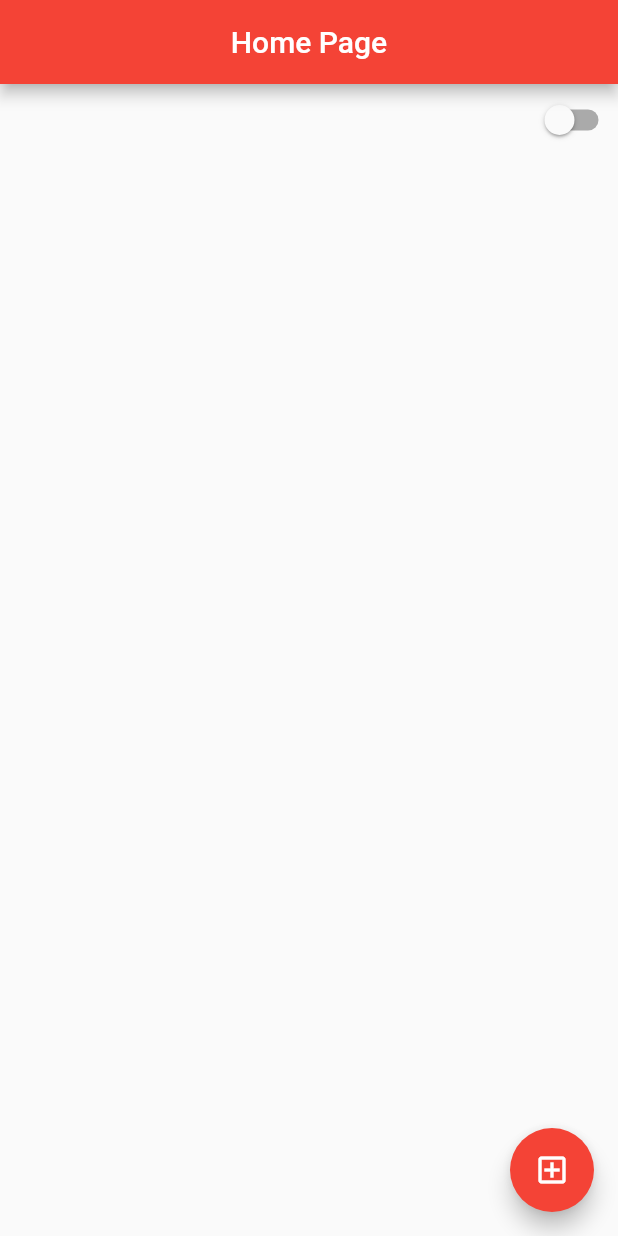
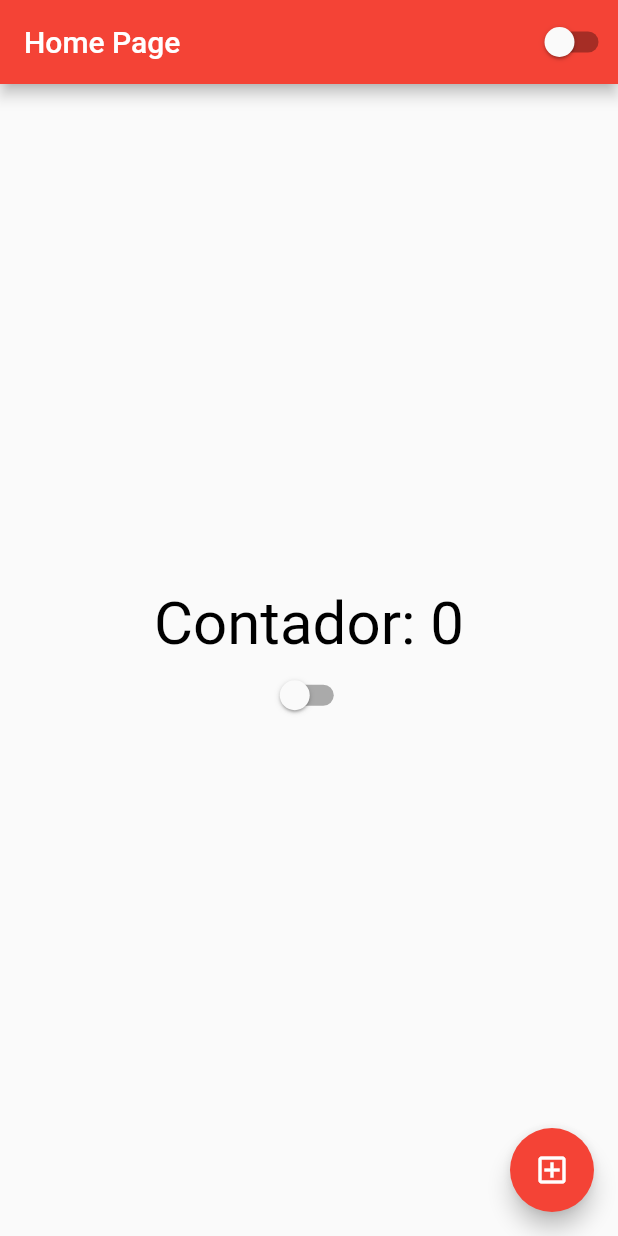
Before and after one commit to AndreiiMorais/primeiro-projeto-em-flutter, a Flutter app: the screen it shows after launch, on a phone screen of 412 x 824 dp. Run offline on Flutter 3.47's test engine with Material 2 defaults, Android fonts, the phone set to English and light mode, and no system bars.

Commit message:
colunas e alinhamento de colunas

```diff
--- a/lib/homepage.dart
+++ b/lib/homepage.dart
@@ -15,18 +15,30 @@ class HomePageState extends State<HomePage> {
     return Scaffold(
       //scaffold é um widget que tem toda a parte visual "meio pronta"
       appBar: AppBar(
-        title: Center(
-          child: Text('Home Page'),
-        ),
+        title: Text('Home Page'),
+        actions: [
+          CustomSwitch(),
+        ],
       ),
 
-      body: Align(
-        alignment: Alignment.topRight,
-        child: Switch(
-            value: AppController.instance.isDarkTheme,
-            onChanged: (value) {
-              AppController.instance.changeTheme();
-            }),
+      body: Container(
+        //para fazer alinhamento da coluna é necessario herdar do pai, no caso o container
+        width: double.infinity,
+        height: double.infinity,
+        //a opçao double.infinity coloca o container no tamanho maximo disponivel
+        child: Column(
+          mainAxisAlignment: MainAxisAlignment.center,
+          //faz o alinhamento principal no centro
+          //crossAxisAlignment: CrossAxisAlignment.end,
+          // o cross comentado faz o alinhamento para os lados ou de tamanho
+          children: [
+            Text(
+              'Contador: $counter',
+              style: TextStyle(fontSize: 40, color: Colors.black),
+            ),
+            CustomSwitch(),
+          ],
+        ),
       ),
       floatingActionButton: FloatingActionButton(
         child: Icon(Icons.add_box_outlined),
@@ -39,3 +51,16 @@ class HomePageState extends State<HomePage> {
     );
   }
 }
+
+class CustomSwitch extends StatelessWidget {
+  const CustomSwitch({Key? key}) : super(key: key);
+
+  @override
+  Widget build(BuildContext context) {
+    return Switch(
+        value: AppController.instance.isDarkTheme,
+        onChanged: (value) {
+          AppController.instance.changeTheme();
+        });
+  }
+}
```
